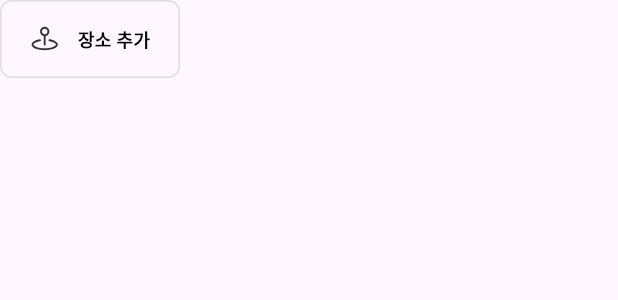
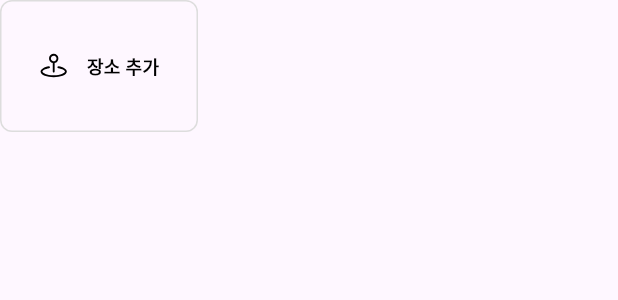
Before and after one commit to yonggipo/diary_toy_project, a Flutter app: the LocationListView widget shown alone on an empty page, opened directly, on a phone screen of 412 x 824 dp. Shown: the top 300 px of the screen. Run offline on Flutter 3.47's test engine with Material 3 defaults, Android fonts, the phone set to English and light mode, and no system bars; our stand-ins replace dio, flutter_svg, gap, get, google_maps_flutter; missing offline and left inert: kpostal; network calls fail; Roboto replaces fonts that are missing (Pretendard).

Commit message:
feat: update && add diary with locations api

```diff
--- a/lib/application/common/app_text.dart
+++ b/lib/application/common/app_text.dart
@@ -1,5 +1,6 @@
 final class AppText {
   static const String appName = 'SparkleDiary';
+  static const String font = "Pretendard";
 
   /// Tag: Nav Items
   static const String diaryDetails = '다이어리 작성하기';
--- a/lib/model/diary.dart
+++ b/lib/model/diary.dart
@@ -14,14 +14,15 @@ final class Diary {
     this.mood,
     this.weather,
     this.isPublic,
-    this.locationList,
+    List<Location>? locationList,
     this.entryDate,
     this.postAt,
     DateTime? createdAt,
     this.updatedAt,
     this.tags,
     // this.mediaList,
-  }) : createdAt = createdAt ?? DateTime.now();
+  })  : locationList = locationList ?? <Location>[],
+        createdAt = createdAt ?? DateTime.now();
 
   @CodingKey('entry_id')
   String? entryIdentifier;
@@ -41,7 +42,7 @@ final class Diary {
   bool? isPublic;
 
   @CodingKey('location')
-  List<Location>? locationList;
+  List<Location> locationList;
 
   @CodingKey('entry_date')
   DateTime? entryDate;
@@ -99,7 +100,7 @@ final class Diary {
         'mood': mood,
         'weather': weather,
         'is_public': isPublic,
-        'location': locationList?.map((x) => x.toMap()).toList() ?? [],
+        'location': locationList.map((x) => x.toMap()).toList(),
         'entry_date': entryDate?.iso,
         'post_at': postAt?.iso,
         'created_at': createdAt.iso,
--- a/lib/model/location.dart
+++ b/lib/model/location.dart
@@ -27,7 +27,7 @@ class Location {
   String toJson() => json.encode(toMap());
 
   factory Location.fromMap(Map<String, dynamic> map) => Location(
-        placeName: map['placeName'] ?? "",
+        placeName: map['place_name'] ?? "",
         address: map['address'] ?? "",
         x: map['x'] ?? 0,
         y: map['y'] ?? 0,
--- a/lib/view/diary_details/location_list_view.dart
+++ b/lib/view/diary_details/location_list_view.dart
@@ -1,73 +1,96 @@
-import 'package:diary_toy_project/application/common/app_color.dart';
-import 'package:diary_toy_project/application/common/app_text.dart';
-import 'package:diary_toy_project/controller/diary_details_controller.dart';
 import 'package:flutter/material.dart';
 import 'package:flutter_svg/svg.dart';
 import 'package:gap/gap.dart';
 import 'package:get/get.dart';
+
+import '../../model/location.dart';
+import '../../application/common/app_color.dart';
+import '../../application/common/app_text.dart';
+import '../../controller/diary_details_controller.dart';
 
 final class LocationListView extends StatelessWidget {
   LocationListView({super.key});
 
   final DiaryDetailsController controller = Get.find();
 
-  @override
-  Widget build(BuildContext context) {
-    final locations = controller.diary.locationList;
-    return SizedBox(
-      width: double.infinity,
-      height: 52,
-      child: ListView.builder(
-          scrollDirection: Axis.horizontal,
-          itemCount: (locations?.length ?? 0) + 1,
-          itemBuilder: (context, index) {
-            var some = (index == 0)
-                ? const Text(
+  Widget createContent(int index, List<Location> locations) {
+    Widget content;
+    if (index == 0) {
+      content = const Text(
         AppText.addAddress,
         style: TextStyle(
+          fontFamily: AppText.font,
           fontSize: 12,
           fontWeight: FontWeight.w600,
           color: Colors.black,
         ),
-                  )
-                : Column(
+      );
+    } else {
+      final item = locations[(index - 1)];
+      content = Column(
+        crossAxisAlignment: CrossAxisAlignment.start,
         children: [
           Text(
-                        locations?[(index - 1)].placeName ?? "",
+            item.placeName,
             style: const TextStyle(
+              fontFamily: AppText.font,
               fontSize: 12,
               fontWeight: FontWeight.w600,
               color: Colors.black,
             ),
+            maxLines: 1,
+            overflow: TextOverflow.ellipsis,
           ),
-                      const Gap(8.0),
+          const Gap(4.0),
           Text(
-                        locations?[(index - 1)].placeName ?? "",
+            item.address,
             style: const TextStyle(
+              fontFamily: 'Pretendard',
               fontSize: 12,
               fontWeight: FontWeight.w400,
               color: Colors.black,
             ),
+            maxLines: 2,
+            overflow: TextOverflow.ellipsis,
           )
         ],
       );
+    }
+    return content;
+  }
 
+  @override
+  Widget build(BuildContext context) {
+    return SizedBox(
+      width: double.infinity,
+      height: 88,
+      child: Obx(() {
+        final locations = controller.locations.toList();
+        final selectedIndex = controller.selectedIndex.value;
+        return ListView.separated(
+            scrollDirection: Axis.horizontal,
+            itemCount: (locations.length) + 1,
+            separatorBuilder: (context, index) => const Gap(8.0),
+            itemBuilder: (context, index) {
+              print('item index: $index');
               return GestureDetector(
                 onTap: () {
                   if (index == 0) {
-                  controller.searchAddress(context: context);
+                    controller.searchAddress(
+                        context: context, nextIndex: (locations.length) + 1);
                   } else {
-                  controller.deleteLocation();
+                    controller.moveTo(locations[index - 1], index);
                   }
                 },
-              child: Container(
-                width: 120,
-                height: 52,
+                child: Stack(
+                  children: [
+                    Container(
+                      width: 132,
+                      height: 88,
                       padding: const EdgeInsets.symmetric(
                         vertical: 8.0,
-                  horizontal: 12,
+                        horizontal: 10,
                       ),
-                alignment: Alignment.center,
                       decoration: BoxDecoration(
                         borderRadius: BorderRadius.circular(8.0),
                         border: Border.all(
@@ -78,13 +101,45 @@ final class LocationListView extends StatelessWidget {
                       child: Row(
                         mainAxisAlignment: MainAxisAlignment.center,
                         children: [
-                    SvgPicture.asset('assets/icons/map_pin_area.svg'),
+                          SvgPicture.asset(
+                            'assets/icons/map_pin_area.svg',
+                            colorFilter: ColorFilter.mode(
+                              (index != 0)
+                                  ? Colors.black.withOpacity(
+                                      (selectedIndex == index) ? 1.0 : 0.3)
+                                  : Colors.black,
+                              BlendMode.srcIn,
+                            ),
+                          ),
                           const Gap(12),
-                    some,
+                          (index == 0)
+                              ? createContent(index, locations)
+                              : Expanded(
+                                  child: createContent(index, locations),
+                                ),
                         ],
                       ),
                     ),
+                    if (index != 0)
+                      Positioned(
+                        left: 8.0,
+                        top: 8.0,
+                        child: GestureDetector(
+                          onTap: () {
+                            controller.deleteLocation(index: index);
+                            ScaffoldMessenger.of(context).showSnackBar(
+                              SnackBar(
+                                content: Text('$index location delete'),
+                              ),
                             );
+                          },
+                          child: SvgPicture.asset('assets/icons/x_circle.svg'),
+                        ),
+                      ),
+                  ],
+                ),
+              );
+            });
       }),
     );
   }
```
Also changed, not shown: lib/controller/diary_details_controller.dart (+53 -33 lines), lib/view/diary_details/diary_details.dart (+2 -27 lines), pubspec.yaml (+22 -26 lines), assets/icons/x_circle.svg (added), 12 other files. Lines whose indentation alone changed are shown as unchanged.
